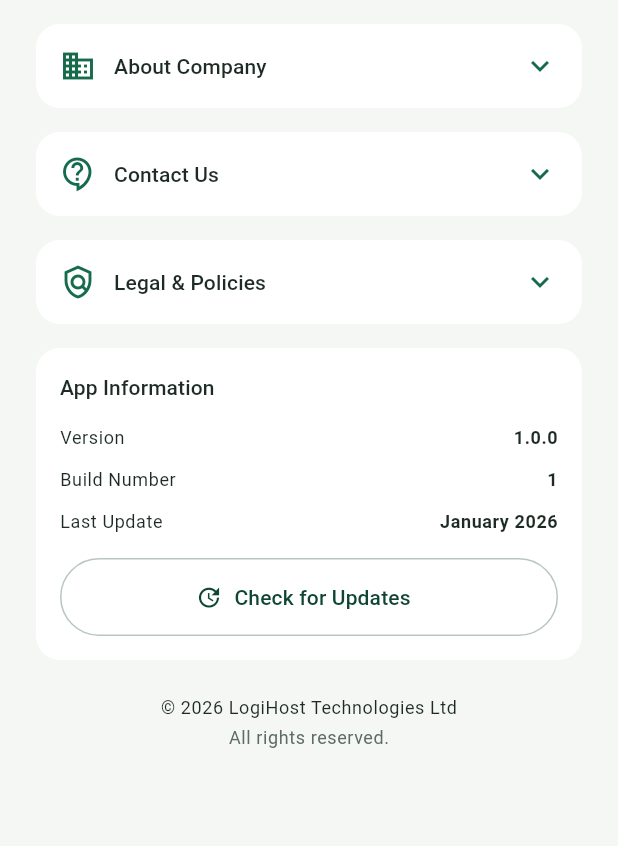
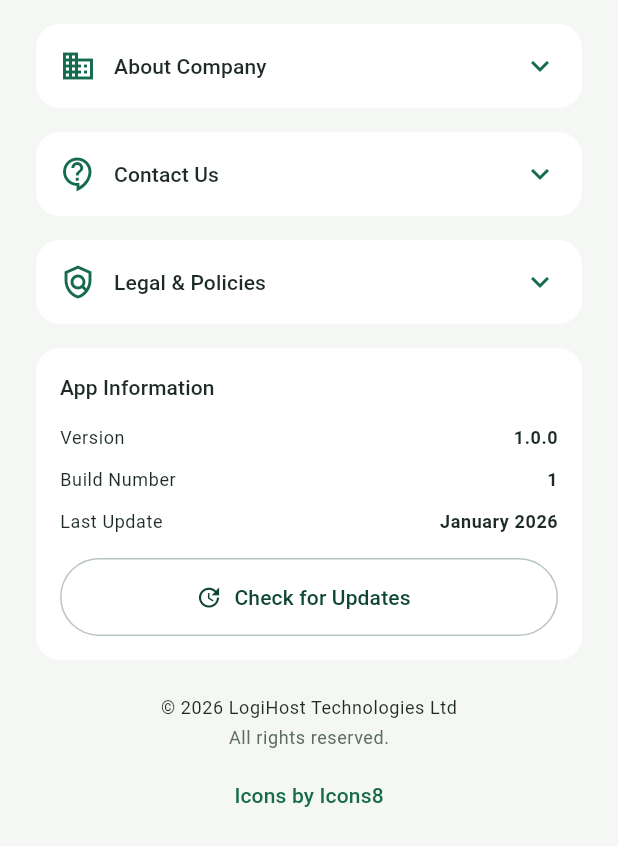
Before and after one commit to princezdavidz-ctrl/FarmApp, a Flutter app: the AboutPage screen opened directly, scrolled down 213 dp, on a phone screen of 412 x 824 dp, the part 390-1236 px from its top. Run offline on Flutter 3.47's test engine with Material 3 defaults, Android fonts, the phone set to English and light mode, and no system bars; our stand-ins replace connectivity_plus, dio, firebase_auth, firebase_core, firebase_messaging, flutter_local_notifications and 15 more; missing offline and left inert: excel; accounts and stored records are empty.

Commit message:
Add Icons8 icons to bottom navigation and drawer (#43)
* Add Icons8 navigation and drawer icons

* Add Icons8 navigation and drawer icons

* Add Icons8 navigation and drawer icons

* Add Icons8 navigation and drawer icons

* Add Icons8 navigation and drawer icons

* Add Icons8 navigation and drawer icons

```diff
--- a/ios-app/lib/app/routes/app_router.dart
+++ b/ios-app/lib/app/routes/app_router.dart
@@ -569,6 +569,49 @@ class _AppDrawer extends ConsumerWidget {
   }
 }
 
+class _Icons8MenuIcon extends StatelessWidget {
+  const _Icons8MenuIcon({required this.icon, required this.color});
+
+  final IconData icon;
+  final Color color;
+
+  String get _slug {
+    if (icon == Icons.home_outlined) return 'home--v1';
+    if (icon == Icons.agriculture_outlined) return 'tractor';
+    if (icon == Icons.map_outlined) return 'map';
+    if (icon == Icons.event_note_outlined) return 'calendar';
+    if (icon == Icons.pets_outlined) return 'cow';
+    if (icon == Icons.health_and_safety_outlined) return 'health-graph';
+    if (icon == Icons.vaccines_outlined) return 'syringe';
+    if (icon == Icons.medication_outlined) return 'pills';
+    if (icon == Icons.monitor_weight_outlined) return 'weight';
+    if (icon == Icons.restaurant_outlined) return 'food';
+    if (icon == Icons.inventory_2_outlined) return 'inventory';
+    if (icon == Icons.favorite_outline) return 'heart-with-pulse';
+    if (icon == Icons.point_of_sale_outlined) return 'cash-register';
+    if (icon == Icons.account_balance_wallet_outlined) return 'wallet';
+    if (icon == Icons.assessment_outlined) return 'graph-report';
+    if (icon == Icons.notifications_outlined) return 'appointment-reminders';
+    if (icon == Icons.support_agent_outlined) return 'customer-support';
+    if (icon == Icons.manage_accounts_outlined) return 'conference';
+    if (icon == Icons.settings_outlined) return 'settings';
+    if (icon == Icons.info_outline) return 'info';
+    if (icon == Icons.logout) return 'logout-rounded';
+    return 'icons8';
+  }
+
+  @override
+  Widget build(BuildContext context) => Image.network(
+    'https://img.icons8.com/ios/50/$_slug.png',
+    width: 22,
+    height: 22,
+    color: color,
+    colorBlendMode: BlendMode.srcIn,
+    errorBuilder: (context, error, stackTrace) =>
+        Icon(icon, color: color, size: 22),
+  );
+}
+
 class _ListTile extends StatelessWidget {
   const _ListTile({
     required this.icon,
@@ -591,10 +634,9 @@ class _ListTile extends StatelessWidget {
         shape: RoundedRectangleBorder(borderRadius: BorderRadius.circular(12)),
         selected: selected,
         selectedTileColor: AppColors.primaryGreen.withValues(alpha: 0.11),
-        leading: Icon(
-          icon,
+        leading: _Icons8MenuIcon(
+          icon: icon,
           color: selected ? AppColors.deepGreen : AppColors.mutedText,
-          size: 22,
         ),
         title: Text(
           title,
@@ -642,7 +684,7 @@ class _LogoutTile extends StatelessWidget {
     dense: true,
     shape: RoundedRectangleBorder(borderRadius: BorderRadius.circular(12)),
     tileColor: AppColors.danger.withValues(alpha: 0.06),
-    leading: const Icon(Icons.logout, color: AppColors.danger),
+    leading: const _Icons8MenuIcon(icon: Icons.logout, color: AppColors.danger),
     title: Text(title),
     textColor: AppColors.danger,
     onTap: onLogout,
--- a/ios-app/lib/features/about/presentation/pages/about_page.dart
+++ b/ios-app/lib/features/about/presentation/pages/about_page.dart
@@ -148,6 +148,14 @@ class _AboutPageState extends State<AboutPage> {
                   style: Theme.of(
                     context,
                   ).textTheme.bodySmall?.copyWith(color: AppColors.mutedText),
+                ),
+                const SizedBox(height: 6),
+                TextButton(
+                  onPressed: () => launchUrl(
+                    Uri.parse('https://icons8.com'),
+                    mode: LaunchMode.externalApplication,
+                  ),
+                  child: const Text('Icons by Icons8'),
                 ),
               ],
             ),
--- a/ios-app/lib/shared/components/bottom_navigation.dart
+++ b/ios-app/lib/shared/components/bottom_navigation.dart
@@ -16,20 +16,41 @@ class AppBottomNavigation extends StatelessWidget {
     onDestinationSelected: onSelected,
     destinations: const [
       NavigationDestination(
-        icon: Icon(Icons.home_outlined),
-        selectedIcon: Icon(Icons.home_rounded),
+        icon: _Icons8TabIcon(slug: 'home--v1', fallback: Icons.home_outlined),
+        selectedIcon: _Icons8TabIcon(slug: 'home--v1', fallback: Icons.home_rounded),
         label: 'Home',
       ),
       NavigationDestination(
-        icon: Icon(Icons.agriculture_outlined),
-        selectedIcon: Icon(Icons.agriculture_rounded),
+        icon: _Icons8TabIcon(slug: 'tractor', fallback: Icons.agriculture_outlined),
+        selectedIcon: _Icons8TabIcon(slug: 'tractor', fallback: Icons.agriculture_rounded),
         label: 'Farm',
       ),
       NavigationDestination(
-        icon: Icon(Icons.smart_toy_outlined),
-        selectedIcon: Icon(Icons.smart_toy_rounded),
+        icon: _Icons8TabIcon(slug: 'robot-2', fallback: Icons.smart_toy_outlined),
+        selectedIcon: _Icons8TabIcon(slug: 'robot-2', fallback: Icons.smart_toy_rounded),
         label: 'AI',
       ),
     ],
   );
 }
+
+class _Icons8TabIcon extends StatelessWidget {
+  const _Icons8TabIcon({required this.slug, required this.fallback});
+
+  final String slug;
+  final IconData fallback;
+
+  @override
+  Widget build(BuildContext context) {
+    final color = IconTheme.of(context).color;
+    return Image.network(
+      'https://img.icons8.com/ios/50/$slug.png',
+      width: 24,
+      height: 24,
+      color: color,
+      colorBlendMode: BlendMode.srcIn,
+      errorBuilder: (context, error, stackTrace) =>
+          Icon(fallback, size: 24, color: color),
+    );
+  }
+}
--- a/proj/lib/app/routes/app_router.dart
+++ b/proj/lib/app/routes/app_router.dart
@@ -649,6 +649,49 @@ class _AppDrawer extends ConsumerWidget {
   }
 }
 
+class _Icons8MenuIcon extends StatelessWidget {
+  const _Icons8MenuIcon({required this.icon, required this.color});
+
+  final IconData icon;
+  final Color color;
+
+  String get _slug {
+    if (icon == Icons.home_outlined) return 'home--v1';
+    if (icon == Icons.agriculture_outlined) return 'tractor';
+    if (icon == Icons.map_outlined) return 'map';
+    if (icon == Icons.event_note_outlined) return 'calendar';
+    if (icon == Icons.pets_outlined) return 'cow';
+    if (icon == Icons.health_and_safety_outlined) return 'health-graph';
+    if (icon == Icons.vaccines_outlined) return 'syringe';
+    if (icon == Icons.medication_outlined) return 'pills';
+    if (icon == Icons.monitor_weight_outlined) return 'weight';
+    if (icon == Icons.restaurant_outlined) return 'food';
+    if (icon == Icons.inventory_2_outlined) return 'inventory';
+    if (icon == Icons.favorite_outline) return 'heart-with-pulse';
+    if (icon == Icons.point_of_sale_outlined) return 'cash-register';
+    if (icon == Icons.account_balance_wallet_outlined) return 'wallet';
+    if (icon == Icons.assessment_outlined) return 'graph-report';
+    if (icon == Icons.notifications_outlined) return 'appointment-reminders';
+    if (icon == Icons.support_agent_outlined) return 'customer-support';
+    if (icon == Icons.manage_accounts_outlined) return 'conference';
+    if (icon == Icons.settings_outlined) return 'settings';
+    if (icon == Icons.info_outline) return 'info';
+    if (icon == Icons.logout) return 'logout-rounded';
+    return 'icons8';
+  }
+
+  @override
+  Widget build(BuildContext context) => Image.network(
+    'https://img.icons8.com/ios/50/$_slug.png',
+    width: 22,
+    height: 22,
+    color: color,
+    colorBlendMode: BlendMode.srcIn,
+    errorBuilder: (context, error, stackTrace) =>
+        Icon(icon, color: color, size: 22),
+  );
+}
+
 class _ListTile extends StatelessWidget {
   const _ListTile({
     required this.icon,
@@ -671,10 +714,9 @@ class _ListTile extends StatelessWidget {
         shape: RoundedRectangleBorder(borderRadius: BorderRadius.circular(12)),
         selected: selected,
         selectedTileColor: AppColors.primaryGreen.withValues(alpha: 0.11),
-        leading: Icon(
-          icon,
+        leading: _Icons8MenuIcon(
+          icon: icon,
           color: selected ? AppColors.deepGreen : AppColors.mutedText,
-          size: 22,
         ),
         title: Text(
           title,
@@ -722,7 +764,7 @@ class _LogoutTile extends StatelessWidget {
     dense: true,
     shape: RoundedRectangleBorder(borderRadius: BorderRadius.circular(12)),
     tileColor: AppColors.danger.withValues(alpha: 0.06),
-    leading: const Icon(Icons.logout, color: AppColors.danger),
+    leading: const _Icons8MenuIcon(icon: Icons.logout, color: AppColors.danger),
     title: Text(title),
     textColor: AppColors.danger,
     onTap: onLogout,
--- a/proj/lib/features/about/presentation/pages/about_page.dart
+++ b/proj/lib/features/about/presentation/pages/about_page.dart
@@ -148,6 +148,14 @@ class _AboutPageState extends State<AboutPage> {
                   style: Theme.of(
                     context,
                   ).textTheme.bodySmall?.copyWith(color: AppColors.mutedText),
+                ),
+                const SizedBox(height: 6),
+                TextButton(
+                  onPressed: () => launchUrl(
+                    Uri.parse('https://icons8.com'),
+                    mode: LaunchMode.externalApplication,
+                  ),
+                  child: const Text('Icons by Icons8'),
                 ),
               ],
             ),
--- a/proj/lib/shared/components/bottom_navigation.dart
+++ b/proj/lib/shared/components/bottom_navigation.dart
@@ -16,20 +16,41 @@ class AppBottomNavigation extends StatelessWidget {
     onDestinationSelected: onSelected,
     destinations: const [
       NavigationDestination(
-        icon: Icon(Icons.home_outlined),
-        selectedIcon: Icon(Icons.home_rounded),
+        icon: _Icons8TabIcon(slug: 'home--v1', fallback: Icons.home_outlined),
+        selectedIcon: _Icons8TabIcon(slug: 'home--v1', fallback: Icons.home_rounded),
         label: 'Home',
       ),
       NavigationDestination(
-        icon: Icon(Icons.agriculture_outlined),
-        selectedIcon: Icon(Icons.agriculture_rounded),
+        icon: _Icons8TabIcon(slug: 'tractor', fallback: Icons.agriculture_outlined),
+        selectedIcon: _Icons8TabIcon(slug: 'tractor', fallback: Icons.agriculture_rounded),
         label: 'Farm',
       ),
       NavigationDestination(
-        icon: Icon(Icons.smart_toy_outlined),
-        selectedIcon: Icon(Icons.smart_toy_rounded),
+        icon: _Icons8TabIcon(slug: 'robot-2', fallback: Icons.smart_toy_outlined),
+        selectedIcon: _Icons8TabIcon(slug: 'robot-2', fallback: Icons.smart_toy_rounded),
         label: 'AI',
       ),
     ],
   );
 }
+
+class _Icons8TabIcon extends StatelessWidget {
+  const _Icons8TabIcon({required this.slug, required this.fallback});
+
+  final String slug;
+  final IconData fallback;
+
+  @override
+  Widget build(BuildContext context) {
+    final color = IconTheme.of(context).color;
+    return Image.network(
+      'https://img.icons8.com/ios/50/$slug.png',
+      width: 24,
+      height: 24,
+      color: color,
+      colorBlendMode: BlendMode.srcIn,
+      errorBuilder: (context, error, stackTrace) =>
+          Icon(fallback, size: 24, color: color),
+    );
+  }
+}
```
